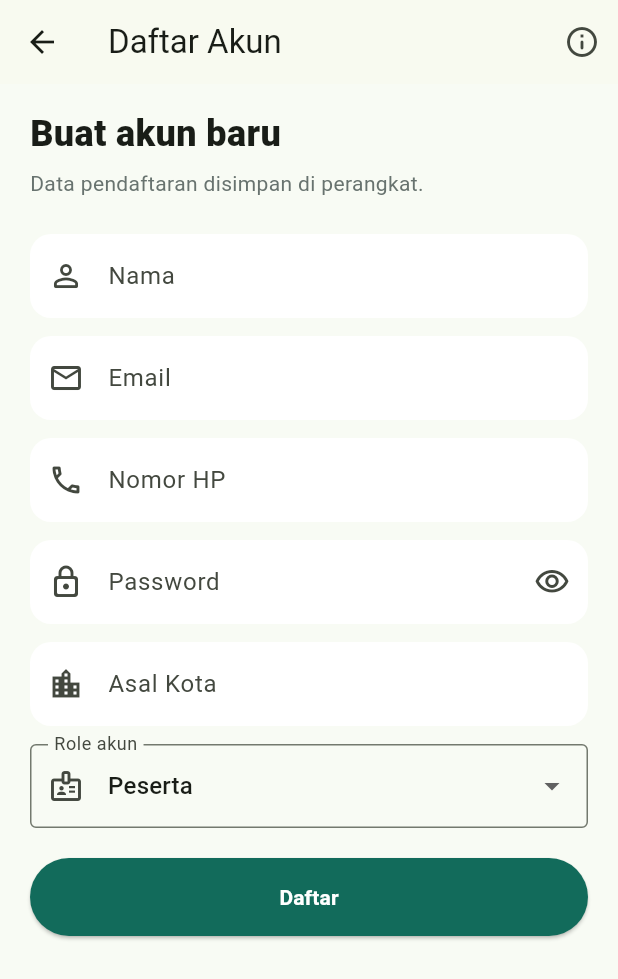
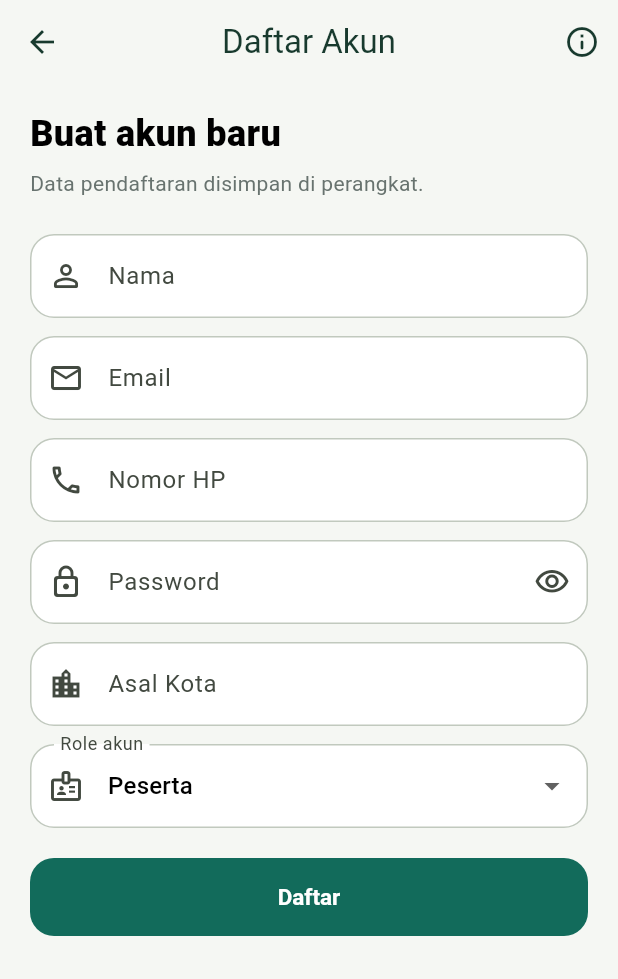
Before and after one commit to infodevlearningindonesia-wq/apk_learningppkdju, a Flutter app: the screen it shows after launch, after a tap on "Daftar sekarang", on a phone screen of 412 x 824 dp. Shown: the top 979 px of the screen. Run offline on Flutter 3.47's test engine with Material 3 defaults, Android fonts, the light colour scheme and no system bars; our stand-ins replace shared_preferences, sqflite, sqflite_common_ffi; accounts and stored records are empty; Roboto replaces fonts that are missing (sans).

Commit message:
Update application main screen

```diff
--- a/lib/main.dart
+++ b/lib/main.dart
@@ -16,19 +16,143 @@ class DevLearningApp extends StatelessWidget {
 
 	@override
 	Widget build(BuildContext context) {
+		final lightColorScheme = ColorScheme.fromSeed(
+			seedColor: const Color(0xFF1E8E3E),
+			brightness: Brightness.light,
+		);
+
+		final darkColorScheme = ColorScheme.fromSeed(
+			seedColor: const Color(0xFF1E8E3E),
+			brightness: Brightness.dark,
+		);
+
+		final baseTheme = ThemeData(
+			useMaterial3: true,
+			fontFamily: 'sans',
+			typography: Typography.material2021(),
+		);
+
 		return MaterialApp(
 			debugShowCheckedModeBanner: false,
 			title: 'DevLearning Indonesia',
-			theme: ThemeData(
-				useMaterial3: true,
-				colorScheme: ColorScheme.fromSeed(
-					seedColor: const Color(0xFF3F7D27),
-					brightness: Brightness.light,
+			themeMode: ThemeMode.system,
+			theme: baseTheme.copyWith(
+				colorScheme: lightColorScheme,
+				scaffoldBackgroundColor: const Color(0xFFF5F7F3),
+				appBarTheme: const AppBarTheme(
+					centerTitle: true,
+					elevation: 0,
+					backgroundColor: Color(0xFFF5F7F3),
+					foregroundColor: Color(0xFF183A2E),
 				),
-				scaffoldBackgroundColor: const Color(0xFFF8FBF4),
-				fontFamily: 'sans',
+				cardTheme: CardThemeData(
+					shape: RoundedRectangleBorder(
+						borderRadius: BorderRadius.circular(20),
+					),
+					elevation: 0,
+					margin: EdgeInsets.zero,
+				),
+				elevatedButtonTheme: ElevatedButtonThemeData(
+					style: ElevatedButton.styleFrom(
+						padding: const EdgeInsets.symmetric(horizontal: 20, vertical: 16),
+						shape: RoundedRectangleBorder(
+							borderRadius: BorderRadius.circular(16),
+						),
+						elevation: 0,
+						foregroundColor: Colors.white,
+						backgroundColor: lightColorScheme.primary,
+						textStyle: const TextStyle(
+							fontSize: 15,
+							fontWeight: FontWeight.w700,
+						),
+					),
+				),
+				filledButtonTheme: FilledButtonThemeData(
+					style: FilledButton.styleFrom(
+						padding: const EdgeInsets.symmetric(horizontal: 20, vertical: 16),
+						shape: RoundedRectangleBorder(
+							borderRadius: BorderRadius.circular(16),
+						),
+					),
+				),
+				inputDecorationTheme: InputDecorationTheme(
+					filled: true,
+					fillColor: Colors.white,
+					contentPadding: const EdgeInsets.symmetric(horizontal: 16, vertical: 16),
+					border: OutlineInputBorder(
+						borderRadius: BorderRadius.circular(16),
+						borderSide: BorderSide(color: lightColorScheme.outlineVariant),
+					),
+					enabledBorder: OutlineInputBorder(
+						borderRadius: BorderRadius.circular(16),
+						borderSide: BorderSide(color: lightColorScheme.outlineVariant),
+					),
+					focusedBorder: OutlineInputBorder(
+						borderRadius: BorderRadius.circular(16),
+						borderSide: BorderSide(color: lightColorScheme.primary, width: 2),
+					),
+					labelStyle: TextStyle(color: lightColorScheme.onSurfaceVariant),
+				),
 			),
-			home:  SplashScreen(),
+			darkTheme: baseTheme.copyWith(
+				colorScheme: darkColorScheme,
+				scaffoldBackgroundColor: const Color(0xFF101A14),
+				appBarTheme: const AppBarTheme(
+					centerTitle: true,
+					elevation: 0,
+					backgroundColor: Color(0xFF101A14),
+					foregroundColor: Colors.white,
+				),
+				cardTheme: CardThemeData(
+					shape: RoundedRectangleBorder(
+						borderRadius: BorderRadius.circular(20),
+					),
+					elevation: 0,
+					margin: EdgeInsets.zero,
+				),
+				elevatedButtonTheme: ElevatedButtonThemeData(
+					style: ElevatedButton.styleFrom(
+						padding: const EdgeInsets.symmetric(horizontal: 20, vertical: 16),
+						shape: RoundedRectangleBorder(
+							borderRadius: BorderRadius.circular(16),
+						),
+						elevation: 0,
+						foregroundColor: Colors.white,
+						backgroundColor: darkColorScheme.primary,
+						textStyle: const TextStyle(
+							fontSize: 15,
+							fontWeight: FontWeight.w700,
+						),
+					),
+				),
+				filledButtonTheme: FilledButtonThemeData(
+					style: FilledButton.styleFrom(
+						padding: const EdgeInsets.symmetric(horizontal: 20, vertical: 16),
+						shape: RoundedRectangleBorder(
+							borderRadius: BorderRadius.circular(16),
+						),
+					),
+				),
+				inputDecorationTheme: InputDecorationTheme(
+					filled: true,
+					fillColor: const Color(0xFF1B2A22),
+					contentPadding: const EdgeInsets.symmetric(horizontal: 16, vertical: 16),
+					border: OutlineInputBorder(
+						borderRadius: BorderRadius.circular(16),
+						borderSide: BorderSide(color: darkColorScheme.outlineVariant),
+					),
+					enabledBorder: OutlineInputBorder(
+						borderRadius: BorderRadius.circular(16),
+						borderSide: BorderSide(color: darkColorScheme.outlineVariant),
+					),
+					focusedBorder: OutlineInputBorder(
+						borderRadius: BorderRadius.circular(16),
+						borderSide: BorderSide(color: darkColorScheme.primary, width: 2),
+					),
+					labelStyle: TextStyle(color: darkColorScheme.onSurfaceVariant),
+				),
+			),
+			home: const SplashScreen(),
 		);
 	}
 }
```
